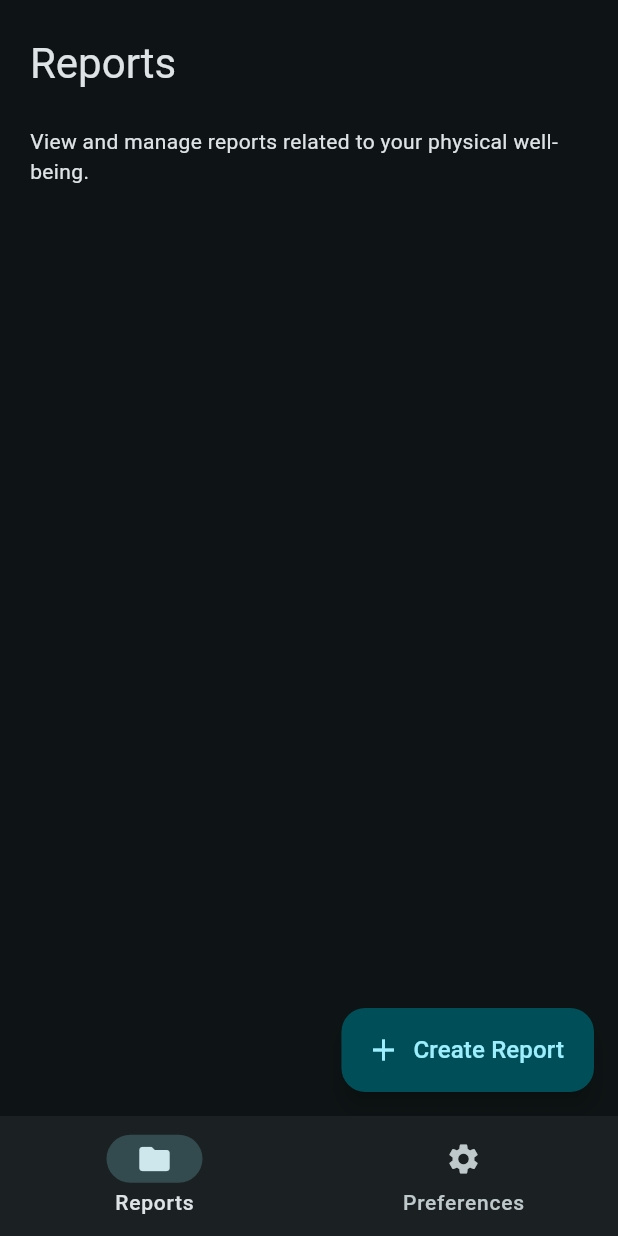
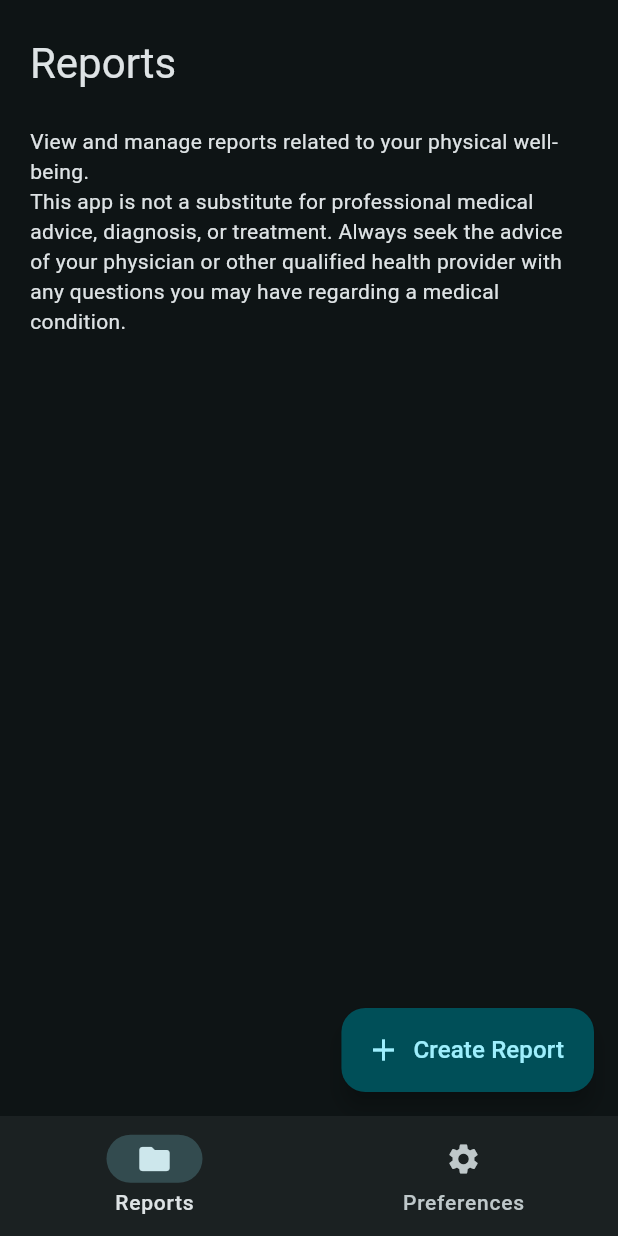
Before and after one commit to DanielDicksonDillimono/bodytherapy, a Flutter app: the ReportsPage screen opened by its route, on a phone screen of 412 x 824 dp. Run offline on Flutter 3.47's test engine with Material 3 defaults, Android fonts, the phone set to English and light mode, and no system bars; our stand-ins replace cloud_firestore, dio, firebase_ai, firebase_auth, firebase_core, go_router; missing offline and left inert: flutter_pdfview; accounts and stored records are empty; generated files the repository leaves out were written again.

Commit message:
Needed to add citations since all 'medical' applications need citations. See App Store Guideline: Guideline 1.4.1 - Safety

```diff
--- a/lib/data/repositories/reports_repository.dart
+++ b/lib/data/repositories/reports_repository.dart
@@ -38,6 +38,7 @@ class ReportsRepository {
                   .toList() ??
               [],
           priorActivityDescription: data['priorActivityDescription'] ?? '',
+          citations: List<String>.from(data['citations'] ?? []),
         );
       }).toList();
     });
@@ -78,6 +79,7 @@ class ReportsRepository {
         'exercises': responseDiagnosis['exercises'],
         'affectedArea': unDiagnosedReport.affectedArea,
         'reportedDate': unDiagnosedReport.reportedDate.toIso8601String(),
+        'citations': responseDiagnosis['citations'] ?? [],
       };
     } catch (e) {
       //diplay error
@@ -112,6 +114,7 @@ class ReportsRepository {
         'diagnosis': report.diagnosis,
         'recommendation': report.recommendation,
         'prescribedExercises': report.prescribedExercises,
+        'citations': report.citations,
       };
       await _databaseService.createReport(data);
     } catch (e) {
--- a/lib/data/services/ai_service.dart
+++ b/lib/data/services/ai_service.dart
@@ -24,6 +24,15 @@ class AiService {
       'recommendation': Schema.string(
         description: 'A recommendation for the physiotherapeautic treatment.',
         title: 'Recommendation',
+      ),
+      'citations': Schema.array(
+        items: Schema.string(
+          description: 'Citations for the diagnosis and recommendations.',
+          title: 'Citations',
+        ),
+        description:
+            'List of citations supporting the diagnosis and recommendations.',
+        title: 'Citations List',
       ),
       'exercises': Schema.array(
         items: Schema.object(
@@ -63,7 +72,7 @@ class AiService {
     try {
       final List<Content> promptContent = [
         Content.text(
-          'Diagnose the following medical condition based on the description: $description, prior activity: $priorActivityDescription, affected area: $affectedArea. Provide a detailed diagnosis and recommendation, including a list of recommended exercises with their names, descriptions, YouTube links, and target muscle groups.',
+          'Diagnose the following medical condition based on the description: $description, prior activity: $priorActivityDescription, affected area: $affectedArea. Provide a detailed diagnosis and recommendation, including a list of recommended exercises with their names, descriptions, YouTube links, and target muscle groups. Include citations for the diagnosis and recommendations.',
         ),
       ];
       final response = await model.generateContent(
--- a/lib/domain/models/report_model.dart
+++ b/lib/domain/models/report_model.dart
@@ -1,4 +1,16 @@
 class Report {
+  String? name;
+  String? id;
+  final String _description;
+  final DateTime _reportedDate;
+  final List<Map<String, String>>? _prescribedExercises;
+  final AffectedArea _affectedArea;
+  final String _priorActivityDescription;
+  final String _painInducingActivity;
+  String? diagnosis;
+  String? recommendation;
+  List<String> citations = [];
+
   Report({
     this.name,
     required String description,
@@ -10,23 +22,13 @@ class Report {
     this.recommendation,
     this.diagnosis,
     this.id,
+    this.citations = const [],
   })  : _description = description,
         _reportedDate = reportedDate,
         _prescribedExercises = prescribedExercises,
         _affectedArea = affectedArea,
         _priorActivityDescription = priorActivityDescription,
         _painInducingActivity = painInducingActivity;
-
-  String? name;
-  String? id;
-  final String _description;
-  final DateTime _reportedDate;
-  final List<Map<String, String>>? _prescribedExercises;
-  final AffectedArea _affectedArea;
-  final String _priorActivityDescription;
-  final String _painInducingActivity;
-  String? diagnosis;
-  String? recommendation;
 
   String get description => _description;
   DateTime get reportedDate => _reportedDate;
--- a/lib/ui/core/localization/applocalization.dart
+++ b/lib/ui/core/localization/applocalization.dart
@@ -39,6 +39,8 @@ class AppLocalization {
     'accept_terms': 'Please accept the terms and conditions',
     'terms_conditions': 'Open Terms and Conditions',
     'i_accept': 'I Accept',
+    'Disclaimer':
+        'This app is not a substitute for professional medical advice, diagnosis, or treatment. Always seek the advice of your physician or other qualified health provider with any questions you may have regarding a medical condition.',
   };
 
 //in case the key is not found, it will return the key itself
@@ -82,6 +84,7 @@ class AppLocalization {
   String get acceptTerms => _get('accept_terms');
   String get termsConditions => _get('terms_conditions');
   String get iAccept => _get('i_accept');
+  String get disclaimer => _get('Disclaimer');
 
   String defaultError(String message) =>
       '$message An error occurred. Please try again.';
--- a/lib/ui/main_pages/exercises/widgets/exercise_card.dart
+++ b/lib/ui/main_pages/exercises/widgets/exercise_card.dart
@@ -20,7 +20,6 @@ class ExcerciseCard extends StatelessWidget {
           leading: Icon(Icons.accessibility_new_rounded),
           title: Text(exerciseModel.name),
           subtitle: Text(exerciseModel.target),
-          trailing: IconButton(onPressed: () {}, icon: Icon(Icons.more_vert)),
         ),
       ),
     );
--- a/lib/ui/main_pages/reports/view_models/report_creation_viewmodel.dart
+++ b/lib/ui/main_pages/reports/view_models/report_creation_viewmodel.dart
@@ -77,6 +77,7 @@ class ReportCreationViewmodel extends ChangeNotifier {
         affectedArea: undiagnosedReport.affectedArea,
         reportedDate: undiagnosedReport.reportedDate,
         painInducingActivity: undiagnosedReport.painInducingActivity,
+        citations: List<String>.from(diagnosis['citations']),
       );
 
       context.mounted
--- a/lib/ui/main_pages/reports/widgets/report_creation_page.dart
+++ b/lib/ui/main_pages/reports/widgets/report_creation_page.dart
@@ -18,6 +18,9 @@ class ReportCreationPage extends StatelessWidget {
   Widget build(BuildContext context) {
     return SafeArea(
       child: Scaffold(
+        appBar: AppBar(
+          title: Text('Create Report'),
+        ),
         body: Form(
           key: reportCreationViewmodel.formKey,
           child: Container(
@@ -30,8 +33,6 @@ class ReportCreationPage extends StatelessWidget {
                   : SingleChildScrollView(
                       child: Column(
                         children: [
-                          Text('Create New Report',
-                              style: Theme.of(context).textTheme.headlineLarge),
                           SizedBox(
                               height: Dimens.of(context).paddingScreenVertical),
                           Text(
--- a/lib/ui/main_pages/reports/widgets/reports_page.dart
+++ b/lib/ui/main_pages/reports/widgets/reports_page.dart
@@ -1,3 +1,4 @@
+import 'package:bodytherapy/ui/core/localization/applocalization.dart';
 import 'package:bodytherapy/ui/core/themes/dimens.dart';
 import 'package:bodytherapy/ui/main_pages/reports/view_models/reports_viewmodel.dart';
 import 'package:bodytherapy/ui/main_pages/reports/widgets/report_card.dart';
@@ -34,10 +35,10 @@ class ReportsPage extends StatelessWidget {
                 'View and manage reports related to your physical well-being.',
                 style: Theme.of(context).textTheme.bodyMedium,
               ),
-              // Text(
-              //   "This app is not a substitute for professional medical advice, diagnosis, or treatment. Always seek the advice of your physician or other qualified health provider with any questions you may have regarding a medical condition.",
-              //   style: Theme.of(context).textTheme.bodyMedium,
-              // ),
+              Text(
+                AppLocalization.of(context).disclaimer,
+                style: Theme.of(context).textTheme.bodyMedium,
+              ),
               SizedBox(height: 20),
               Expanded(
                 child: StreamBuilder(
--- a/lib/ui/sub_pages/exercise/widgets/exercise_page.dart
+++ b/lib/ui/sub_pages/exercise/widgets/exercise_page.dart
@@ -1,7 +1,6 @@
 import 'package:bodytherapy/domain/models/exercise_model.dart';
 import 'package:bodytherapy/ui/core/themes/dimens.dart';
 import 'package:flutter/material.dart';
-import 'package:url_launcher/url_launcher.dart' show launchUrl;
 
 class ExercisePage extends StatelessWidget {
   const ExercisePage({required this.exerciseModel, super.key});
```
Also changed, not shown: lib/ui/main_pages/reports/widgets/diagnosis_previewer.dart (+23 -0 lines), lib/ui/main_pages/reports/widgets/report_datails_page.dart (+21 -0 lines).
